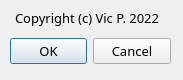
Qt form src/main/resources/base/about.ui (vn-os/Qt-Websocket-Client-Secure) before a commit.
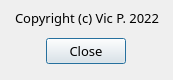
The same form after that commit. Icons and pictures are not drawn.

Patch:
```diff
--- a/src/main/resources/base/about.ui
+++ b/src/main/resources/base/about.ui
@@ -6,7 +6,7 @@
    <rect>
     <x>0</x>
     <y>0</y>
-    <width>183</width>
+    <width>173</width>
     <height>80</height>
    </rect>
   </property>
@@ -29,9 +29,9 @@
   <widget class="QDialogButtonBox" name="buttonBox">
    <property name="geometry">
     <rect>
-     <x>10</x>
+     <x>45</x>
      <y>35</y>
-     <width>161</width>
+     <width>81</width>
      <height>32</height>
     </rect>
    </property>
@@ -39,7 +39,7 @@
     <enum>Qt::Horizontal</enum>
    </property>
    <property name="standardButtons">
-    <set>QDialogButtonBox::Cancel|QDialogButtonBox::Ok</set>
+    <set>QDialogButtonBox::Close</set>
    </property>
   </widget>
   <widget class="QLabel" name="label">
```
Left out of the diff: 37 changed lines with no effect on the pictures.
